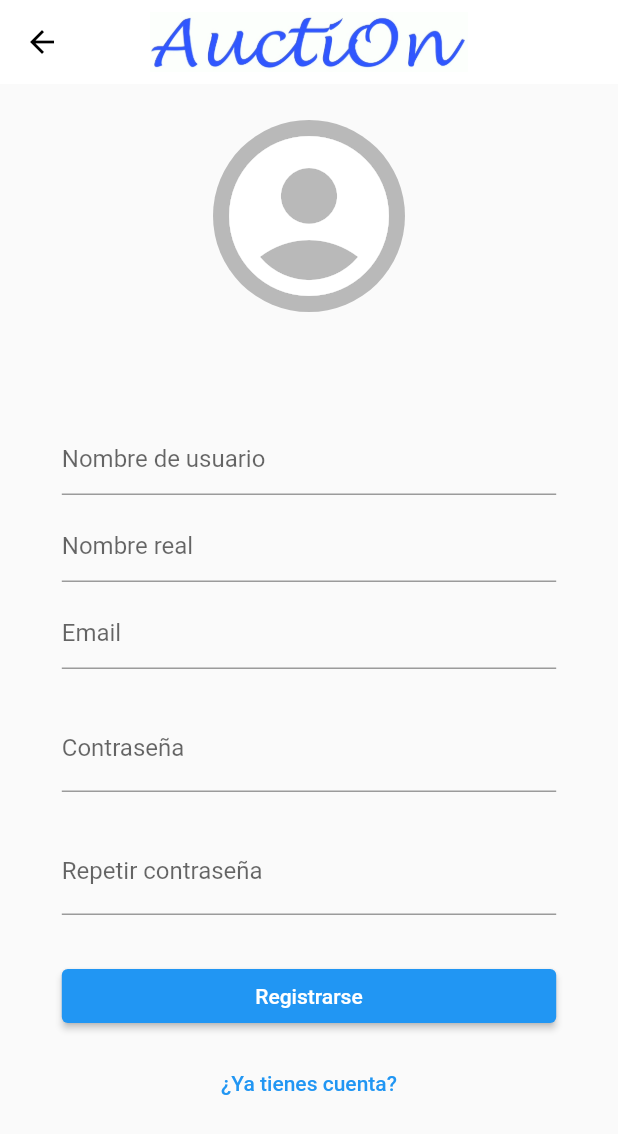
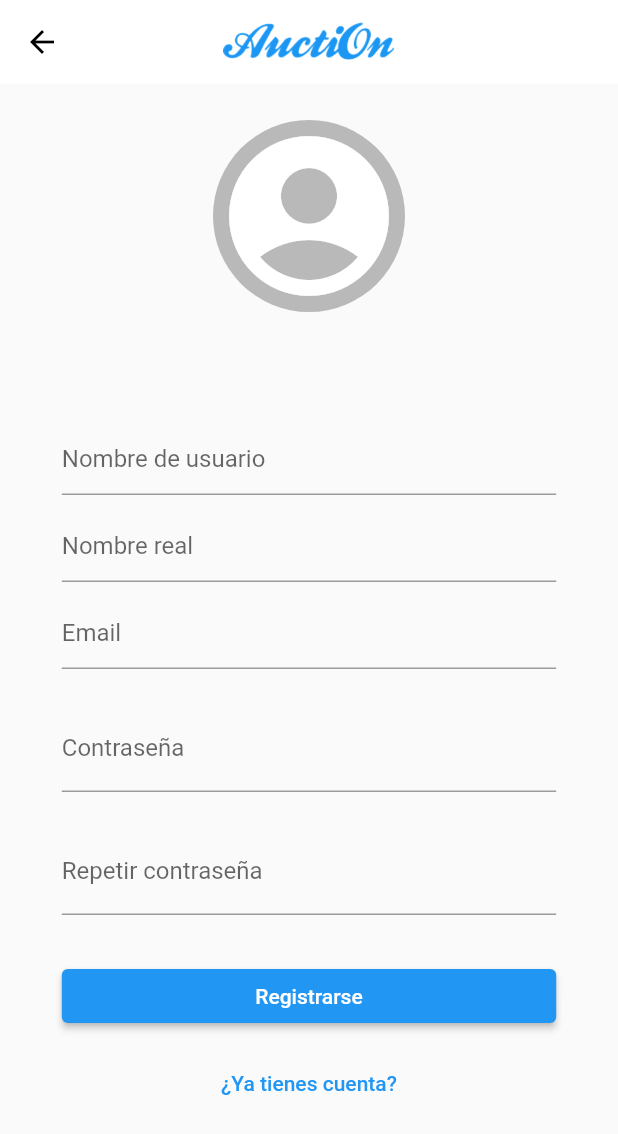
Before and after one commit to josuejx/tfg_auction, a Flutter app: the screen it shows after launch, item 2 of the bottom bar chosen, after a tap on "Register", on a phone screen of 412 x 824 dp. Shown: the top 1134 px of the screen. Run offline on Flutter 3.47's test engine with Material 2 defaults, Android fonts, the light colour scheme and no system bars; our stand-ins replace animate_do, animated_bottom_navigation_bar, auto_size_text, date_time_picker, file_picker, get and 2 more; missing offline and left inert: circular_reveal_animation, cupertino_modal_sheet, dartssh2; accounts and stored records are empty; network calls fail.

Commit message:
Arreglo visual #4

```diff
--- a/lib/screens/home_screen.dart
+++ b/lib/screens/home_screen.dart
@@ -11,6 +11,7 @@ import 'package:tfg_auction/screens/home_screens_content/bid_content.dart';
 import 'package:tfg_auction/screens/new_product_screen.dart';
 import 'package:tfg_auction/screens/profile_screen.dart';
 import 'package:tfg_auction/widgets/layout/auction_appbar.dart';
+import 'package:tfg_auction/widgets/layout/my_search_delegate.dart';
 
 import 'home_screens_content/home_content.dart';
 import 'home_screens_content/saved_content.dart';
@@ -33,6 +34,8 @@ class _HomeScreenState extends State<HomeScreen> with TickerProviderStateMixin {
   late CurvedAnimation fabCurve;
   late CurvedAnimation borderRadiusCurve;
   late AnimationController _hideBottomBarAnimationController;
+
+  double scrollOffset = 0.0;
 
   final _screens = [
     HomeContent(),
@@ -60,20 +63,20 @@ class _HomeScreenState extends State<HomeScreen> with TickerProviderStateMixin {
     super.initState();
 
     _fabAnimationController = AnimationController(
-      duration: Duration(milliseconds: 500),
+      duration: const Duration(milliseconds: 500),
       vsync: this,
     );
     _borderRadiusAnimationController = AnimationController(
-      duration: Duration(milliseconds: 500),
+      duration: const Duration(milliseconds: 500),
       vsync: this,
     );
     fabCurve = CurvedAnimation(
       parent: _fabAnimationController,
-      curve: Interval(0.5, 1.0, curve: Curves.fastOutSlowIn),
+      curve: const Interval(0.5, 1.0, curve: Curves.fastOutSlowIn),
     );
     borderRadiusCurve = CurvedAnimation(
       parent: _borderRadiusAnimationController,
-      curve: Interval(0.5, 1.0, curve: Curves.fastOutSlowIn),
+      curve: const Interval(0.5, 1.0, curve: Curves.fastOutSlowIn),
     );
 
     fabAnimation = Tween<double>(begin: 0, end: 1).animate(fabCurve);
@@ -82,16 +85,16 @@ class _HomeScreenState extends State<HomeScreen> with TickerProviderStateMixin {
     );
 
     _hideBottomBarAnimationController = AnimationController(
-      duration: Duration(milliseconds: 200),
+      duration: const Duration(milliseconds: 200),
       vsync: this,
     );
 
     Future.delayed(
-      Duration(seconds: 1),
+      const Duration(seconds: 1),
       () => _fabAnimationController.forward(),
     );
     Future.delayed(
-      Duration(seconds: 1),
+      const Duration(seconds: 1),
       () => _borderRadiusAnimationController.forward(),
     );
   }
@@ -112,13 +115,34 @@ class _HomeScreenState extends State<HomeScreen> with TickerProviderStateMixin {
           break;
       }
     }
+    setState(() {
+      scrollOffset = notification.metrics.pixels;
+    });
     return false;
   }
 
   @override
   Widget build(BuildContext context) {
     return Scaffold(
-      appBar: const AuctiOnAppBar(),
+      appBar: AppBar(
+        title: Hero(
+          tag: 'logo',
+          child: Image.asset(
+            'assets/logo.png',
+            height: 40,
+          ),
+        ),
+        actions: [
+          IconButton(
+            onPressed: () {
+              showSearch(context: context, delegate: MySearchDelegate());
+            },
+            icon: const Icon(Icons.search),
+          ),
+        ],
+        elevation: 0,
+        backgroundColor: Colors.transparent,
+      ),
       //bottomNavigationBar: AuctiOnBottomBar(),
       floatingActionButton: AnimatedBuilder(
         animation: _fabAnimationController,
@@ -151,33 +175,6 @@ class _HomeScreenState extends State<HomeScreen> with TickerProviderStateMixin {
                 ),
               )),
         ),
-        //child: FloatingActionButton(
-        //    onPressed: () {
-        //      _fabAnimationController.reset();
-        //      _borderRadiusAnimationController.reset();
-        //      _borderRadiusAnimationController.forward();
-        //      _fabAnimationController.forward();
-        //    },
-        //    child: Container(
-        //      height: 50,
-        //      width: 50,
-        //      decoration: const BoxDecoration(
-        //        shape: BoxShape.circle,
-        //        gradient: LinearGradient(
-        //          begin: Alignment.topLeft,
-        //          end: Alignment.bottomRight,
-        //          colors: [
-        //            Colors.deepPurple,
-        //            Colors.blue,
-        //            Colors.lightBlue,
-        //          ],
-        //        ),
-        //      ),
-        //      child: const Icon(
-        //        Icons.add,
-        //        color: Colors.white,
-        //      ),
-        //    )),
       ),
       floatingActionButtonLocation: FloatingActionButtonLocation.centerDocked,
       bottomNavigationBar: AnimatedBottomNavigationBar.builder(
@@ -215,7 +212,9 @@ class _HomeScreenState extends State<HomeScreen> with TickerProviderStateMixin {
         gapLocation: GapLocation.center,
         leftCornerRadius: 32,
         rightCornerRadius: 32,
-        onTap: (index) => setState(() => _bottomNavIndex = index),
+        onTap: (index) => setState(() {
+          _bottomNavIndex = index;
+        }),
         hideAnimationController: _hideBottomBarAnimationController,
         shadow: const BoxShadow(
           offset: Offset(0, 1),
--- a/lib/screens/login_screen.dart
+++ b/lib/screens/login_screen.dart
@@ -23,8 +23,7 @@ class _LoginScreenState extends State<LoginScreen> {
     return Scaffold(
       appBar: AppBar(
         title: Hero(
-            tag: 'logo',
-            child: Image.asset('assets/logo_fondo.png', height: 40)),
+            tag: 'logo', child: Image.asset('assets/logo.png', height: 40)),
         elevation: 0,
         centerTitle: true,
       ),
--- a/lib/screens/register_screen.dart
+++ b/lib/screens/register_screen.dart
@@ -36,8 +36,7 @@ class _RegisterScreenState extends State<RegisterScreen> {
     return Scaffold(
         appBar: AppBar(
           title: Hero(
-              tag: 'logo',
-              child: Image.asset('assets/logo_fondo.png', height: 40)),
+              tag: 'logo', child: Image.asset('assets/logo.png', height: 40)),
           elevation: 0,
           centerTitle: true,
         ),
--- a/lib/screens/splash_screen.dart
+++ b/lib/screens/splash_screen.dart
@@ -34,8 +34,7 @@ class _SplashScreenState extends State<SplashScreen> {
       body: Column(mainAxisAlignment: MainAxisAlignment.center, children: [
         Center(
           child: Hero(
-              tag: 'logo',
-              child: Image.asset('assets/logo_fondo.png', height: 70)),
+              tag: 'logo', child: Image.asset('assets/logo.png', height: 70)),
         ),
         const SizedBox(height: 20),
         if (_loading)
--- a/lib/widgets/layout/auction_appbar.dart
+++ b/lib/widgets/layout/auction_appbar.dart
@@ -10,11 +10,10 @@ class AuctiOnAppBar extends StatelessWidget implements PreferredSizeWidget {
       title: Hero(
         tag: 'logo',
         child: Image.asset(
-          'assets/logo_fondo.png',
+          'assets/logo.png',
           height: 40,
         ),
       ),
-      centerTitle: true,
       actions: [
         IconButton(
           onPressed: () {
--- a/lib/widgets/products_grid.dart
+++ b/lib/widgets/products_grid.dart
@@ -54,7 +54,7 @@ class _ProductsGridState extends State<ProductsGrid> {
             child: Text('No hay productos'),
           )
         : GridView.count(
-            crossAxisCount: MediaQuery.of(context).size.width / 300 > 2
+            crossAxisCount: MediaQuery.of(context).size.width / 300 > 1
                 ? (MediaQuery.of(context).size.width ~/ 300 > 5
                     ? 5
                     : MediaQuery.of(context).size.width ~/ 300)
--- a/pubspec.yaml
+++ b/pubspec.yaml
@@ -45,7 +45,6 @@ dependencies:
   animated_bottom_navigation_bar: ^1.2.0
   circular_reveal_animation: ^2.0.0
   auto_size_text: ^3.0.0
-  skeleton_loader: ^2.0.0+4
   slide_countdown: ^0.5.0
   string_2_icon: ^0.0.2
 
```
Also changed, not shown: lib/widgets/layout/bottom_bar.dart (deleted, +0 -48 lines), lib/widgets/product_card.dart (+8 -1 lines), assets/logo.png, assets/logo_animado.gif (deleted), assets/logo_fondo.png, pubspec.lock, 1 other file.
